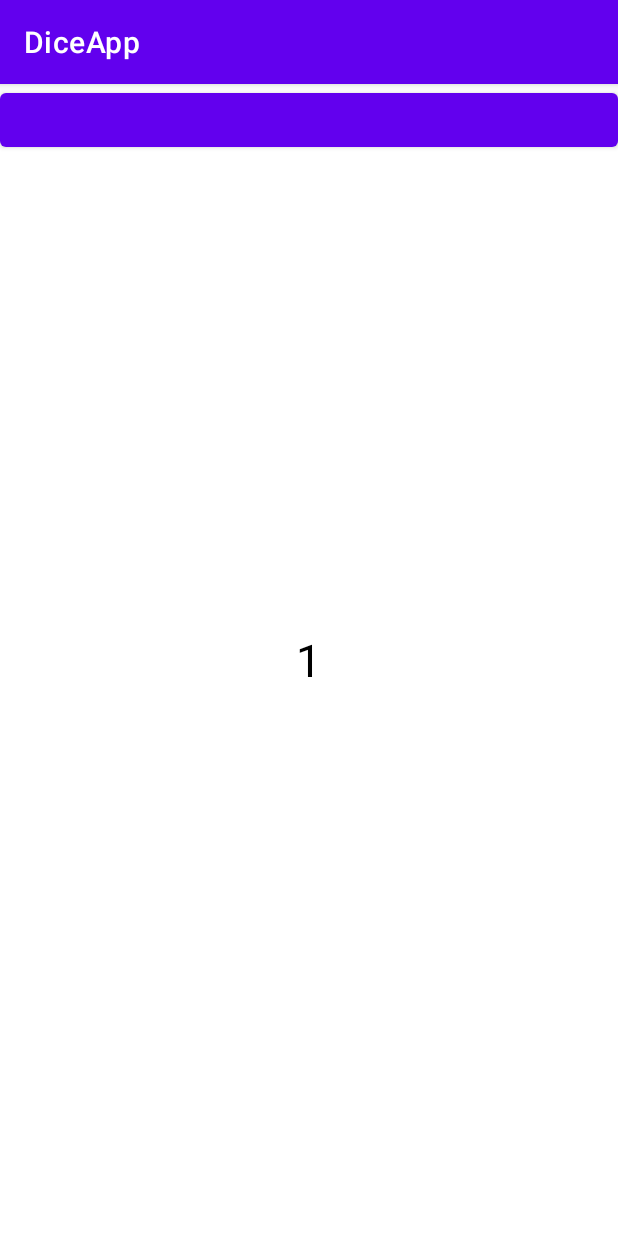
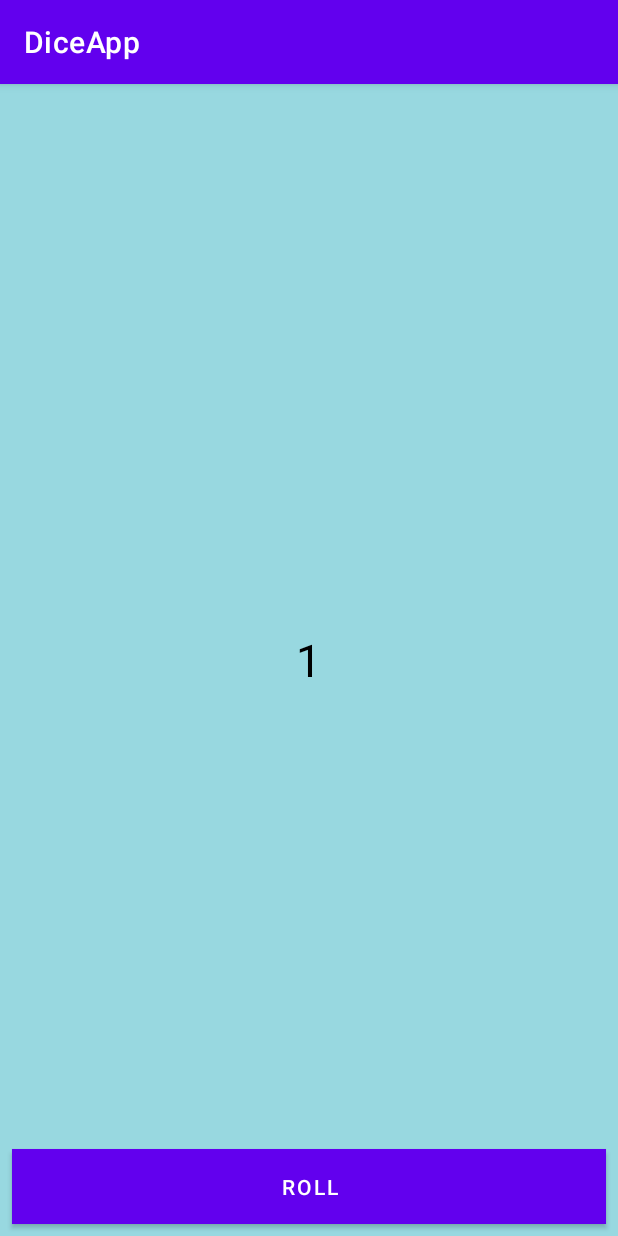
Before and after one commit to princenyamadi/Kotlin-DiceApp, an Android app: the screen it shows after launch (MainActivity), on a phone screen of 412 x 824 dp. Run offline under Robolectric (Android 15) with nearby library versions, the phone set to English and light mode, and no system bars.

Commit message:
feat: added dice app interface

```diff
--- a/app/src/main/res/layout/activity_main.xml
+++ b/app/src/main/res/layout/activity_main.xml
@@ -4,6 +4,7 @@
     xmlns:tools="http://schemas.android.com/tools"
     android:layout_width="match_parent"
     android:layout_height="match_parent"
+    android:background="@color/color_layout_background"
     tools:context=".MainActivity">
 
     <TextView
@@ -16,9 +17,10 @@
 
     <Button
         android:layout_width="match_parent"
-        android:layout_height="wrap_content"
-
-
-        />
+        android:layout_height="50dp"
+        android:layout_alignParentBottom="true"
+        android:layout_margin="@dimen/margin_eight"
+        android:background="@color/color_button"
+        android:text="@string/str_roll" />
 
 </RelativeLayout>
--- a/app/src/main/res/values/colors.xml
+++ b/app/src/main/res/values/colors.xml
@@ -7,4 +7,6 @@
     <color name="teal_700">#FF018786</color>
     <color name="black">#FF000000</color>
     <color name="white">#FFFFFFFF</color>
+    <color name="color_button">#2196F3</color>
+    <color name="color_layout_background">#98d8E0</color>
 </resources>
--- a/app/src/main/res/values/dimens.xml
+++ b/app/src/main/res/values/dimens.xml
@@ -1,2 +1,4 @@
 <?xml version="1.0" encoding="utf-8"?>
-<resources></resources>
+<resources>
+    <dimen name="margin_eight">8dp</dimen>
+</resources>
--- a/app/src/main/res/values/strings.xml
+++ b/app/src/main/res/values/strings.xml
@@ -1,4 +1,5 @@
 <resources>
     <string name="app_name">DiceApp</string>
     <string name="str_one">1</string>
+    <string name="str_roll">Roll</string>
 </resources>
```
